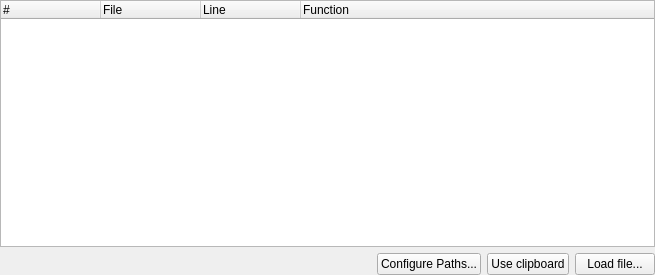
This is kate/plugins/backtracebrowser/btbrowserwidget.ui in KDE/kate as Qt 5 draws it before an edit. The edited form follows.
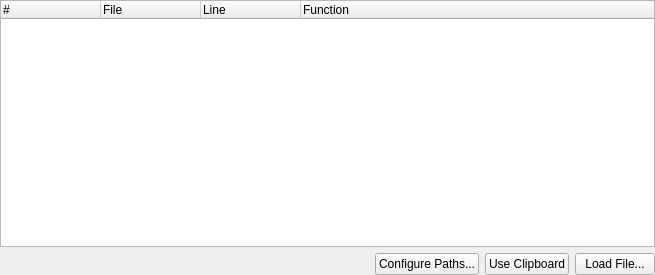
This is the edited form.

Commit message: SVN_SILENT: fix button name's case

The edit to the form file:
```diff
--- a/kate/plugins/backtracebrowser/btbrowserwidget.ui
+++ b/kate/plugins/backtracebrowser/btbrowserwidget.ui
@@ -87,14 +87,14 @@
      <item>
       <widget class="QPushButton" name="btnClipboard" >
        <property name="text" >
-        <string>Use clipboard</string>
+        <string>Use Clipboard</string>
        </property>
       </widget>
      </item>
      <item>
       <widget class="QPushButton" name="btnBacktrace" >
        <property name="text" >
-        <string>Load file...</string>
+        <string>Load File...</string>
        </property>
       </widget>
      </item>
```
